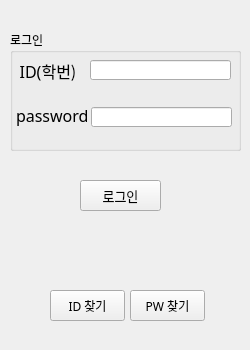
Old version of the form project/login.ui in the repository Tarel-IoT-PK/Campus.
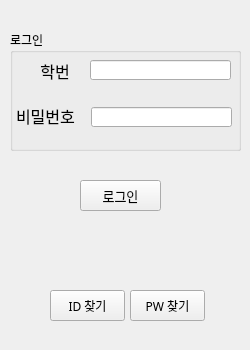
New version of the form.

Patch:
```diff
--- a/project/login.ui
+++ b/project/login.ui
@@ -76,15 +76,15 @@
      </font>
     </property>
     <property name="text">
-     <string>password</string>
+     <string>비밀번호</string>
     </property>
    </widget>
    <widget class="QLabel" name="label">
     <property name="geometry">
      <rect>
-      <x>10</x>
+      <x>20</x>
       <y>30</y>
-      <width>56</width>
+      <width>50</width>
       <height>21</height>
      </rect>
     </property>
@@ -95,7 +95,7 @@
      </font>
     </property>
     <property name="text">
-     <string>ID(학번)</string>
+     <string>학번</string>
     </property>
     <property name="alignment">
      <set>Qt::AlignCenter</set>
```
